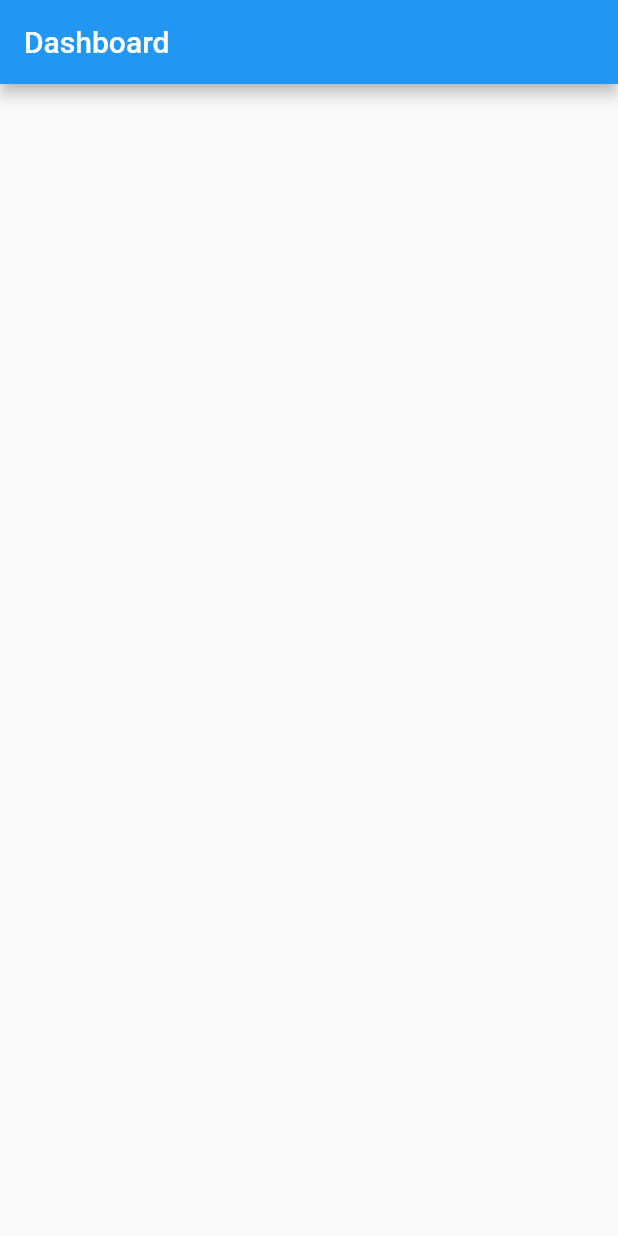
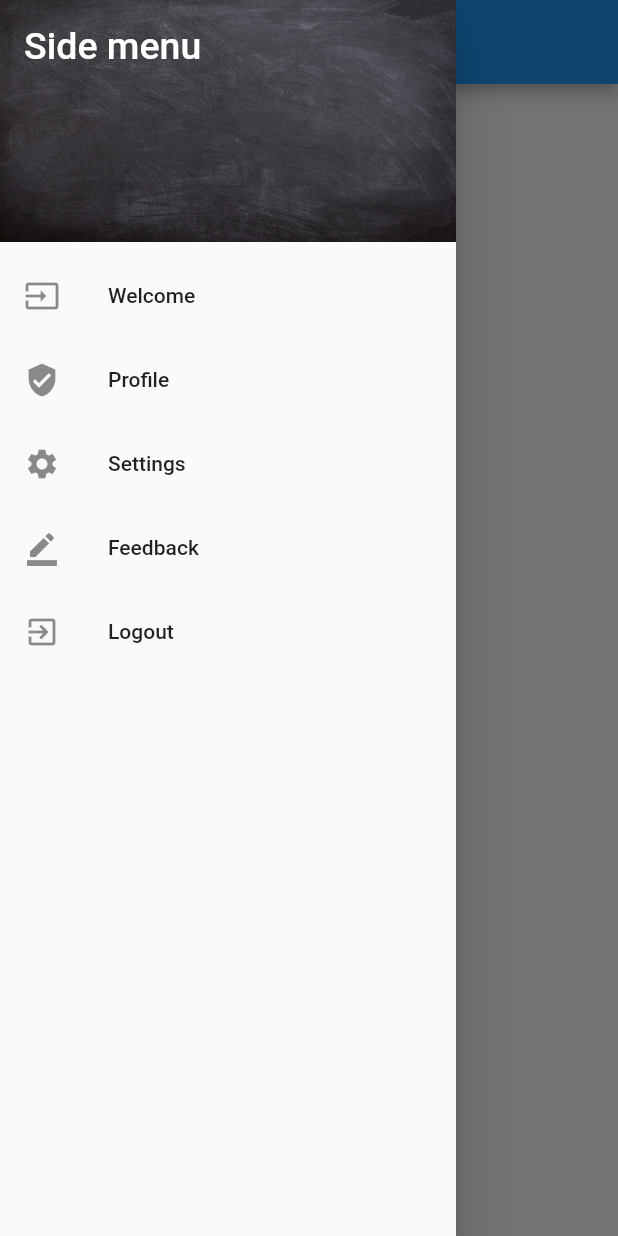
Before and after one commit to alok19980/do_home, a Flutter app: the screen it shows after launch, with the side drawer open (before the commit the screen has no drawer), on a phone screen of 412 x 824 dp. Run offline on Flutter 3.47's test engine with Material 2 defaults, Android fonts, the phone set to English and light mode, and no system bars; our stand-ins replace firebase_core; accounts and stored records are empty.

Commit message:
Added Basic Side Navigation Drawer

```diff
--- a/lib/ui/dashboard_screen.dart
+++ b/lib/ui/dashboard_screen.dart
@@ -1,4 +1,6 @@
 import 'package:flutter/material.dart';
+
+import 'widgets/nav_drawer.dart';
 
 class DashboardScreen extends StatelessWidget {
   const DashboardScreen({super.key});
@@ -6,6 +8,7 @@
   @override
   Widget build(BuildContext context) {
     return Scaffold(
+      drawer: const NavDrawer(),
       appBar: AppBar(title: const Text("Dashboard")),
     );
   }
--- /dev/null
+++ b/lib/ui/widgets/nav_drawer.dart
@@ -0,0 +1,52 @@
+import 'package:flutter/material.dart';
+
+class NavDrawer extends StatelessWidget {
+  const NavDrawer({super.key});
+
+  @override
+  Widget build(BuildContext context) {
+    return Drawer(
+      child: ListView(
+        padding: EdgeInsets.zero,
+        children: <Widget>[
+          const DrawerHeader(
+            decoration: BoxDecoration(
+                color: Colors.green,
+                image: DecorationImage(
+                    fit: BoxFit.fill,
+                    image: AssetImage('assets/images/cover.jpeg'))),
+            child: Text(
+              'Side menu',
+              style: TextStyle(color: Colors.white, fontSize: 25),
+            ),
+          ),
+          ListTile(
+            leading: const Icon(Icons.input),
+            title: const Text('Welcome'),
+            onTap: () => {},
+          ),
+          ListTile(
+            leading: const Icon(Icons.verified_user),
+            title: const Text('Profile'),
+            onTap: () => {Navigator.of(context).pop()},
+          ),
+          ListTile(
+            leading: const Icon(Icons.settings),
+            title: const Text('Settings'),
+            onTap: () => {Navigator.of(context).pop()},
+          ),
+          ListTile(
+            leading: const Icon(Icons.border_color),
+            title: const Text('Feedback'),
+            onTap: () => {Navigator.of(context).pop()},
+          ),
+          ListTile(
+            leading: const Icon(Icons.exit_to_app),
+            title: const Text('Logout'),
+            onTap: () => {Navigator.of(context).pop()},
+          ),
+        ],
+      ),
+    );
+  }
+}
--- a/pubspec.yaml
+++ b/pubspec.yaml
@@ -61,8 +61,8 @@
   uses-material-design: true
 
   # To add assets to your application, add an assets section, like this:
-  # assets:
-  #   - images/a_dot_burr.jpeg
+  assets:
+    - assets/images/
   #   - images/a_dot_ham.jpeg
 
   # An image asset can refer to one or more resolution-specific "variants", see
```
Also changed, not shown: assets/images/cover.jpeg (added), lib/ui/shopping_list_screen.dart (renamed from lib/ui/widgets/shopping_list_screen.dart).
